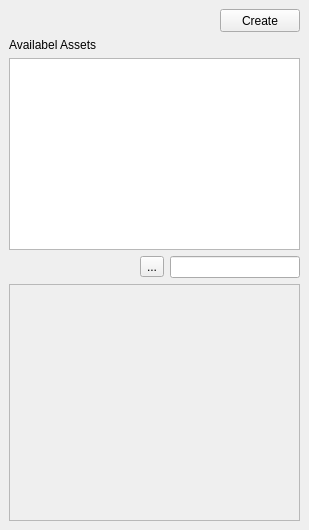
First picture: the form in ui/main_dockable.ui, repository iceanimations/createLayout, before the edit.
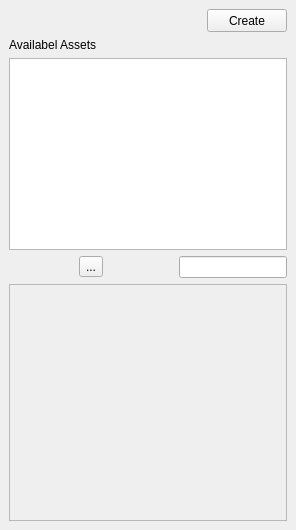
Second picture: the form after the edit.

Commit message: spacer added for collapse all button

Diff of the .ui file:
```diff
--- a/ui/main_dockable.ui
+++ b/ui/main_dockable.ui
@@ -6,7 +6,7 @@
    <rect>
     <x>0</x>
     <y>0</y>
-    <width>309</width>
+    <width>296</width>
     <height>530</height>
    </rect>
   </property>
@@ -105,6 +105,19 @@
         </property>
        </widget>
       </item>
+      <item>
+       <spacer name="horizontalSpacer_3">
+        <property name="orientation">
+         <enum>Qt::Horizontal</enum>
+        </property>
+        <property name="sizeHint" stdset="0">
+         <size>
+          <width>40</width>
+          <height>20</height>
+         </size>
+        </property>
+       </spacer>
+      </item>
       <item>
        <widget class="QLineEdit" name="searchBox">
         <property name="toolTip">
@@ -130,7 +143,7 @@
         <rect>
          <x>0</x>
          <y>0</y>
-         <width>289</width>
+         <width>276</width>
          <height>212</height>
         </rect>
        </property>
```
